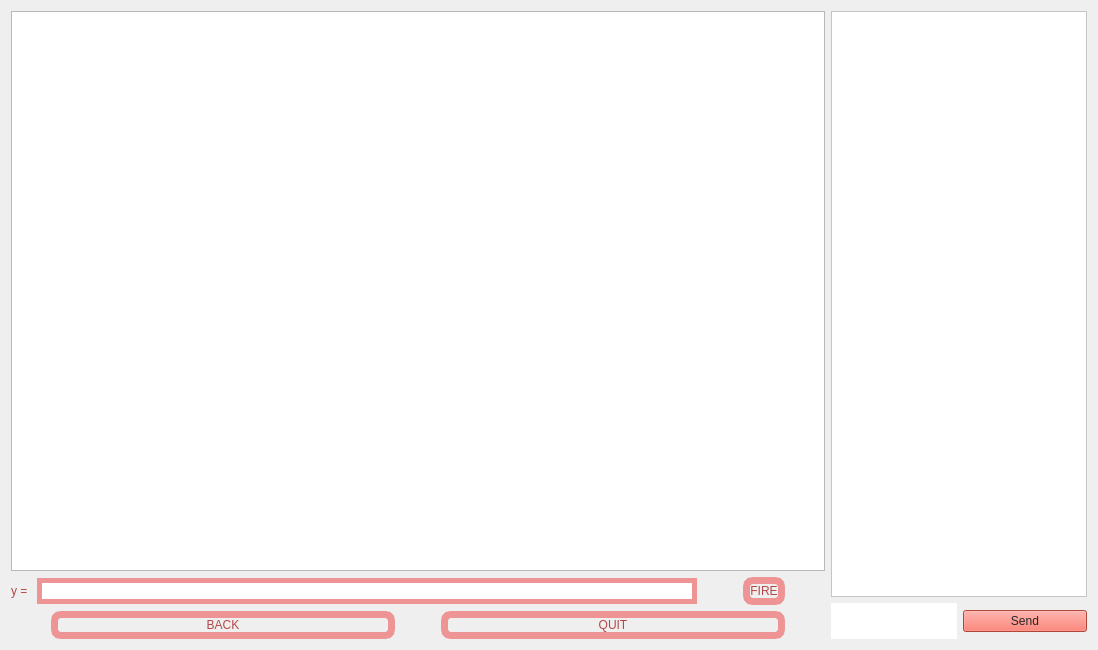
Above: MATFWars/wargame.ui from Divljo31/MATFWars before the change. Below: the same form after it.
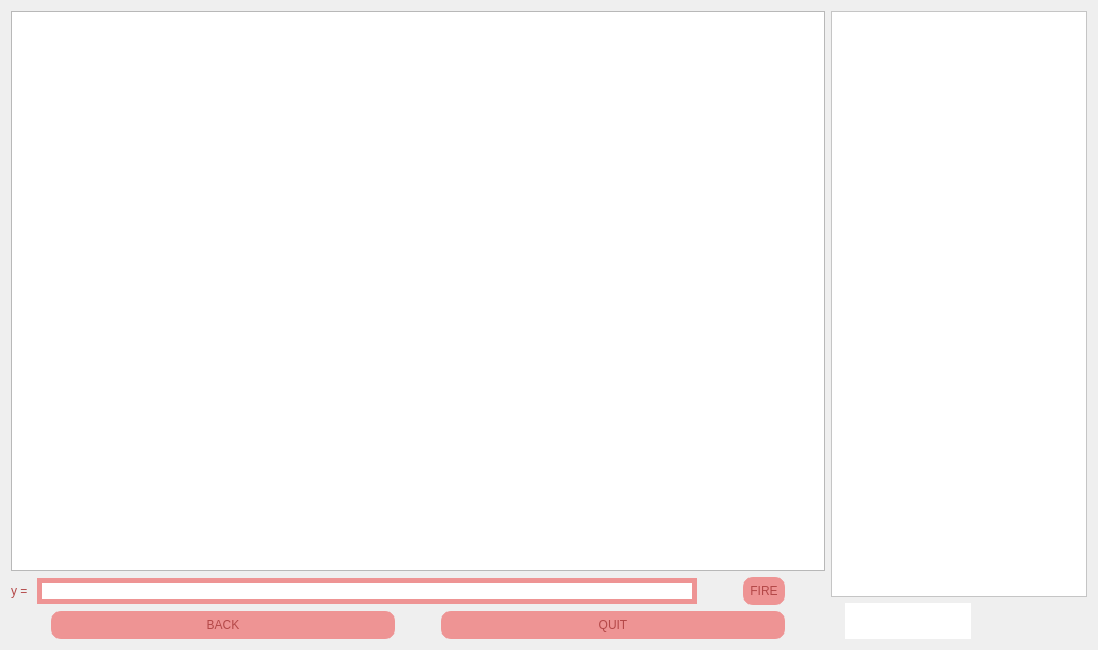
That is the form after the change. Icons and pictures are not drawn.

What changed in the file:
```diff
--- a/MATFWars/wargame.ui
+++ b/MATFWars/wargame.ui
@@ -103,9 +103,8 @@
               <string notr="true">color:rgb(180, 72, 72);
 font: 600 25pt &quot;URW Bookman&quot;;
 border-radius:10px;
-border:7px solid;
-border-color: rgb(238, 148, 148);
-background-image: url(:/background/backgroundBtns.jpg);</string>
+border:7px solid rgb(238, 148, 148);
+background-color: rgb(238, 148, 148);</string>
              </property>
              <property name="text">
               <string>FIRE</string>
@@ -155,8 +154,8 @@
 font: 600 25pt &quot;URW Bookman&quot;;
 background-image: url(:/background/backgroundBtns.jpg);
 border-radius:10px;
-border:7px solid;
-border-color: rgb(238, 148, 148);</string>
+border:7px solid rgb(238, 148, 148);
+background-color: rgb(238, 148, 148);</string>
              </property>
              <property name="text">
               <string>BACK</string>
@@ -185,9 +184,8 @@
               <string notr="true">color:rgb(180, 72, 72);
 font: 600 25pt &quot;URW Bookman&quot;;
 border-radius:10px;
-border:7px solid;
-border-color: rgb(238, 148, 148);
-background-image: url(:/background/backgroundBtns.jpg);</string>
+border:7px solid rgb(238, 148, 148);
+background-color: rgb(238, 148, 148);</string>
              </property>
              <property name="text">
               <string>QUIT</string>
@@ -252,8 +250,42 @@
              </property>
             </widget>
            </item>
+           <item>
+            <spacer name="horizontalSpacer_6">
+             <property name="orientation">
+              <enum>Qt::Horizontal</enum>
+             </property>
+             <property name="sizeType">
+              <enum>QSizePolicy::Fixed</enum>
+             </property>
+             <property name="sizeHint" stdset="0">
+              <size>
+               <width>10</width>
+               <height>20</height>
+              </size>
+             </property>
+            </spacer>
+           </item>
            <item>
             <widget class="QPushButton" name="chat_send_button">
+             <property name="sizePolicy">
+              <sizepolicy hsizetype="Fixed" vsizetype="Fixed">
+               <horstretch>0</horstretch>
+               <verstretch>0</verstretch>
+              </sizepolicy>
+             </property>
+             <property name="minimumSize">
+              <size>
+               <width>30</width>
+               <height>30</height>
+              </size>
+             </property>
+             <property name="maximumSize">
+              <size>
+               <width>70</width>
+               <height>70</height>
+              </size>
+             </property>
              <property name="palette">
               <palette>
                <active>
@@ -457,11 +489,11 @@
               <bool>false</bool>
              </property>
              <property name="styleSheet">
-              <string notr="true">background-color: rgb(246, 97, 81);
-color: rgb(38, 38, 38)</string>
+              <string notr="true">border-radius:15px;
+border-image: url(:/background/chat_background.jpg);</string>
              </property>
              <property name="text">
-              <string>Send</string>
+              <string/>
              </property>
              <property name="checkable">
               <bool>false</bool>
```
Left out of the diff: 2 changed lines with no effect on the pictures.
